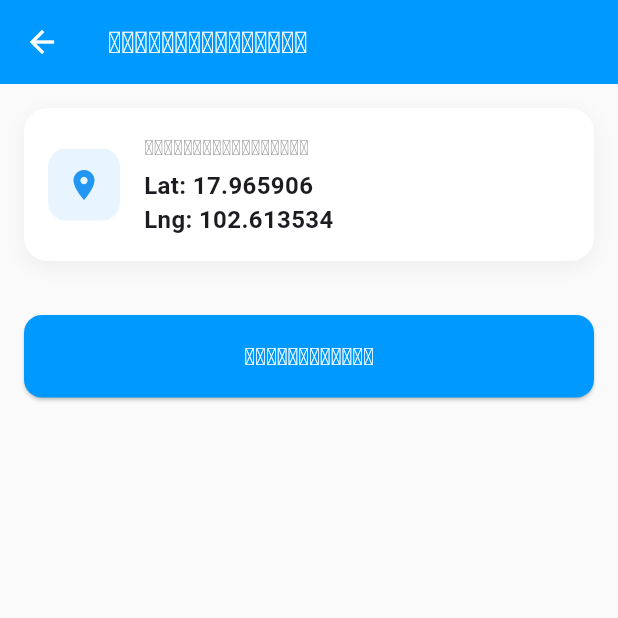
After one commit to anousanh/claim_Survey_new_app, a Flutter app: the screen it shows after launch, after a tap on "ແກ້ໄຂອຸບັດຕິເຫດ", on a phone screen of 412 x 824 dp, the top half of it. The commit adds this screen. Run offline on Flutter 3.47's test engine with Material 3 defaults, Android fonts, the phone set to English and light mode, and no system bars; our stand-ins replace geolocator.

Commit message:
add_task_screen_detail

```diff
--- a/lib/main.dart
+++ b/lib/main.dart
@@ -6,12 +6,12 @@ void main() {
 }
 
 class MyApp extends StatelessWidget {
-  const MyApp({Key? key}) : super(key: key);
+  const MyApp({super.key});
 
   @override
   Widget build(BuildContext context) {
     return MaterialApp(
-      title: 'Modern App',
+      title: 'Claim Survey App',
       debugShowCheckedModeBanner: false,
       theme: ThemeData(
         primaryColor: const Color(0xFF0099FF),
--- a/lib/screen/history.dart
+++ b/lib/screen/history.dart
@@ -1,7 +1,7 @@
 import 'package:flutter/material.dart';
 
 class HistoryScreen extends StatelessWidget {
-  const HistoryScreen({Key? key}) : super(key: key);
+  const HistoryScreen({super.key});
 
   @override
   Widget build(BuildContext context) {
--- a/lib/screen/mainscreen.dart
+++ b/lib/screen/mainscreen.dart
@@ -6,7 +6,7 @@ import 'task.dart';
 import 'users.dart';
 
 class MainScreen extends StatefulWidget {
-  const MainScreen({Key? key}) : super(key: key);
+  const MainScreen({super.key});
 
   @override
   State<MainScreen> createState() => _MainScreenState();
@@ -29,7 +29,7 @@ class _MainScreenState extends State<MainScreen> {
         backgroundColor: const Color(0xFF0099FF),
         elevation: 0,
         title: const Text(
-          'My App',
+          'Claim Survey',
           style: TextStyle(
             color: Colors.white,
             fontSize: 22,
--- a/lib/screen/preferences.dart
+++ b/lib/screen/preferences.dart
@@ -1,7 +1,7 @@
 import 'package:flutter/material.dart';
 
 class PreferencesScreen extends StatelessWidget {
-  const PreferencesScreen({Key? key}) : super(key: key);
+  const PreferencesScreen({super.key});
 
   @override
   Widget build(BuildContext context) {
--- a/lib/screen/task.dart
+++ b/lib/screen/task.dart
@@ -1,7 +1,8 @@
+import 'package:claim_survey_app/screen/task/TaskDetailScreen.dart';
 import 'package:flutter/material.dart';
 
 class TasksScreen extends StatelessWidget {
-  const TasksScreen({Key? key}) : super(key: key);
+  const TasksScreen({super.key});
 
   @override
   Widget build(BuildContext context) {
@@ -9,7 +10,7 @@ class TasksScreen extends StatelessWidget {
       padding: const EdgeInsets.all(16),
       children: [
         const Text(
-          'My Tasks',
+          'ໜ້າວຽກ',
           style: TextStyle(
             fontSize: 28,
             fontWeight: FontWeight.bold,
@@ -17,37 +18,16 @@ class TasksScreen extends StatelessWidget {
           ),
         ),
         const SizedBox(height: 20),
-        _buildTaskCard(
-          'Complete project documentation',
-          'Due today',
-          Colors.orange,
-          true,
-        ),
-        _buildTaskCard(
-          'Review pull requests',
-          'Due tomorrow',
-          Colors.blue,
-          false,
-        ),
-        _buildTaskCard(
-          'Team meeting preparation',
-          'Due in 3 days',
-          Colors.green,
-          false,
-        ),
-        _buildTaskCard(
-          'Update user interface',
-          'Due next week',
-          Colors.purple,
-          false,
-        ),
+        _buildTaskCard(context, 'ແກ້ໄຂອຸບັດຕິເຫດ', Colors.orange, true),
+        _buildTaskCard(context, 'ແກ້ໄຂຄະດີເພີມເຕີ່ມ', Colors.blue, false),
+        _buildTaskCard(context, 'ຄະດີໃໝ່', Colors.green, false),
       ],
     );
   }
 
   Widget _buildTaskCard(
+    BuildContext context,
     String title,
-    String subtitle,
     Color color,
     bool isUrgent,
   ) {
@@ -82,13 +62,6 @@ class TasksScreen extends StatelessWidget {
           title,
           style: const TextStyle(fontWeight: FontWeight.w600, fontSize: 16),
         ),
-        subtitle: Padding(
-          padding: const EdgeInsets.only(top: 4),
-          child: Text(
-            subtitle,
-            style: TextStyle(color: Colors.grey[600], fontSize: 13),
-          ),
-        ),
         trailing: isUrgent
             ? Container(
                 padding: const EdgeInsets.symmetric(
@@ -108,7 +81,23 @@ class TasksScreen extends StatelessWidget {
                   ),
                 ),
               )
-            : null,
+            : const Icon(Icons.arrow_forward_ios, size: 16),
+        onTap: () {
+          Navigator.push(
+            context,
+            MaterialPageRoute(
+              builder: (context) => TaskDetailScreen(
+                taskTitle: title,
+                assignedLat:
+                    17.9659061, // Replace with actual coordinates from your database
+                assignedLng:
+                    102.6135339, // Replace with actual coordinates from your database
+                taskId:
+                    'TASK001', // Replace with actual task ID from your database
+              ),
+            ),
+          );
+        },
       ),
     );
   }
--- /dev/null
+++ b/lib/screen/task/TaskDetailScreen.dart
@@ -0,0 +1,440 @@
+import 'package:flutter/material.dart';
+import 'package:geolocator/geolocator.dart';
+import 'package:url_launcher/url_launcher.dart';
+
+class TaskDetailScreen extends StatefulWidget {
+  final String taskTitle;
+  final double assignedLat;
+  final double assignedLng;
+  final String taskId;
+
+  const TaskDetailScreen({
+    super.key,
+    required this.taskTitle,
+    required this.assignedLat,
+    required this.assignedLng,
+    required this.taskId,
+  });
+
+  @override
+  State<TaskDetailScreen> createState() => _TaskDetailScreenState();
+}
+
+class _TaskDetailScreenState extends State<TaskDetailScreen> {
+  bool _isLoading = false;
+  bool _isCheckedIn = false;
+  Position? _currentPosition;
+  double? _distanceInKm;
+  String _statusMessage = '';
+
+  @override
+  void initState() {
+    super.initState();
+    _checkLocationPermission();
+  }
+
+  // Check and request location permissions
+  Future<void> _checkLocationPermission() async {
+    bool serviceEnabled;
+    LocationPermission permission;
+
+    serviceEnabled = await Geolocator.isLocationServiceEnabled();
+    if (!serviceEnabled) {
+      setState(() {
+        _statusMessage = 'ກະລຸນາເປີດ GPS';
+      });
+      return;
+    }
+
+    permission = await Geolocator.checkPermission();
+    if (permission == LocationPermission.denied) {
+      permission = await Geolocator.requestPermission();
+      if (permission == LocationPermission.denied) {
+        setState(() {
+          _statusMessage = 'ກະລຸນາອະນຸຍາດການເຂົ້າເຖິງສະຖານທີ່';
+        });
+        return;
+      }
+    }
+
+    if (permission == LocationPermission.deniedForever) {
+      setState(() {
+        _statusMessage = 'ກະລຸນາອະນຸຍາດການເຂົ້າເຖິງສະຖານທີ່ໃນການຕັ້ງຄ່າ';
+      });
+      return;
+    }
+  }
+
+  // Get current location
+  Future<Position?> _getCurrentLocation() async {
+    try {
+      Position position = await Geolocator.getCurrentPosition(
+        desiredAccuracy: LocationAccuracy.high,
+      );
+      return position;
+    } catch (e) {
+      setState(() {
+        _statusMessage = 'ບໍ່ສາມາດເອົາສະຖານທີ່ປັດຈຸບັນໄດ້: $e';
+      });
+      return null;
+    }
+  }
+
+  // Calculate distance between two coordinates
+  double _calculateDistance(
+    double lat1,
+    double lon1,
+    double lat2,
+    double lon2,
+  ) {
+    return Geolocator.distanceBetween(lat1, lon1, lat2, lon2) /
+        1000; // Convert to km
+  }
+
+  // Handle check-in
+  Future<void> _handleCheckIn() async {
+    setState(() {
+      _isLoading = true;
+      _statusMessage = 'ກຳລັງກວດສອບສະຖານທີ່...';
+    });
+
+    Position? position = await _getCurrentLocation();
+
+    if (position == null) {
+      setState(() {
+        _isLoading = false;
+      });
+      return;
+    }
+
+    double distance = _calculateDistance(
+      widget.assignedLat,
+      widget.assignedLng,
+      position.latitude,
+      position.longitude,
+    );
+
+    setState(() {
+      _currentPosition = position;
+      _distanceInKm = distance;
+      _isCheckedIn = true;
+      _isLoading = false;
+      _statusMessage = 'ເຂົ້າເຮັດວຽກສຳເລັດແລ້ວ!';
+    });
+
+    // TODO: Save to database
+    await _saveLocationToDatabase(position, distance);
+  }
+
+  // Save location to database (implement your backend call here)
+  Future<void> _saveLocationToDatabase(
+    Position position,
+    double distance,
+  ) async {
+    // Example: Send to your backend API
+    /*
+    final response = await http.post(
+      Uri.parse('YOUR_API_ENDPOINT'),
+      headers: {'Content-Type': 'application/json'},
+      body: jsonEncode({
+        'task_id': widget.taskId,
+        'adjuster_lat': position.latitude,
+        'adjuster_lng': position.longitude,
+        'distance_km': distance,
+        'timestamp': DateTime.now().toIso8601String(),
+      }),
+    );
+    */
+
+    // Simulate API call
+    await Future.delayed(const Duration(seconds: 1));
+    print('Location saved: ${position.latitude}, ${position.longitude}');
+    print('Distance: $distance km');
+  }
+
+  // Handle case acceptance
+  Future<void> _handleAcceptCase() async {
+    if (!_isCheckedIn || _currentPosition == null) {
+      ScaffoldMessenger.of(
+        context,
+      ).showSnackBar(const SnackBar(content: Text('ກະລຸນາເຂົ້າເຮັດວຽກກ່ອນ')));
+      return;
+    }
+
+    setState(() {
+      _isLoading = true;
+    });
+
+    // TODO: Update case status in database
+    await Future.delayed(const Duration(seconds: 1));
+
+    setState(() {
+      _isLoading = false;
+    });
+
+    if (mounted) {
+      ScaffoldMessenger.of(
+        context,
+      ).showSnackBar(const SnackBar(content: Text('ຍອມຮັບຄະດີສຳເລັດແລ້ວ!')));
+    }
+  }
+
+  // Open directions in maps app
+  Future<void> _openDirections() async {
+    if (_currentPosition == null) {
+      ScaffoldMessenger.of(
+        context,
+      ).showSnackBar(const SnackBar(content: Text('ກະລຸນາເຂົ້າເຮັດວຽກກ່ອນ')));
+      return;
+    }
+
+    // Google Maps URL with directions
+    final url = Uri.parse(
+      'https://www.google.com/maps/dir/?api=1'
+      '&origin=${_currentPosition!.latitude},${_currentPosition!.longitude}'
+      '&destination=${widget.assignedLat},${widget.assignedLng}'
+      '&travelmode=driving',
+    );
+
+    if (await canLaunchUrl(url)) {
+      await launchUrl(url, mode: LaunchMode.externalApplication);
+    } else {
+      if (mounted) {
+        ScaffoldMessenger.of(
+          context,
+        ).showSnackBar(const SnackBar(content: Text('ບໍ່ສາມາດເປີດແຜນທີ່ໄດ້')));
+      }
+    }
+  }
+
+  @override
+  Widget build(BuildContext context) {
+    return Scaffold(
+      appBar: AppBar(
+        backgroundColor: const Color(0xFF0099FF),
+        elevation: 0,
+        title: Text(
+          widget.taskTitle,
+          style: const TextStyle(
+            color: Colors.white,
+            fontSize: 20,
+            fontWeight: FontWeight.w600,
+          ),
+        ),
+        leading: IconButton(
+          icon: const Icon(Icons.arrow_back, color: Colors.white),
+          onPressed: () => Navigator.pop(context),
+        ),
+      ),
+      body: SingleChildScrollView(
+        padding: const EdgeInsets.all(16),
+        child: Column(
+          crossAxisAlignment: CrossAxisAlignment.stretch,
+          children: [
+            // Location Info Card
+            _buildInfoCard(
+              'ສະຖານທີ່ທີ່ມອບໝາຍ',
+              'Lat: ${widget.assignedLat.toStringAsFixed(6)}\n'
+                  'Lng: ${widget.assignedLng.toStringAsFixed(6)}',
+              Icons.location_on,
+              Colors.blue,
+            ),
+
+            const SizedBox(height: 12),
+
+            // Current Location Card (if checked in)
+            if (_isCheckedIn && _currentPosition != null)
+              _buildInfoCard(
+                'ສະຖານທີ່ປັດຈຸບັນ',
+                'Lat: ${_currentPosition!.latitude.toStringAsFixed(6)}\n'
+                    'Lng: ${_currentPosition!.longitude.toStringAsFixed(6)}',
+                Icons.my_location,
+                Colors.green,
+              ),
+
+            if (_isCheckedIn && _currentPosition != null)
+              const SizedBox(height: 12),
+
+            // Distance Card (if checked in)
+            if (_isCheckedIn && _distanceInKm != null)
+              _buildInfoCard(
+                'ໄລຍະຫ່າງ',
+                '${_distanceInKm!.toStringAsFixed(2)} ກິໂລແມັດ',
+                Icons.social_distance,
+                Colors.orange,
+              ),
+
+            if (_isCheckedIn && _distanceInKm != null)
+              const SizedBox(height: 12),
+
+            // Status Message
+            if (_statusMessage.isNotEmpty)
+              Container(
+                padding: const EdgeInsets.all(16),
+                decoration: BoxDecoration(
+                  color: _isCheckedIn ? Colors.green[50] : Colors.orange[50],
+                  borderRadius: BorderRadius.circular(12),
+                  border: Border.all(
+                    color: _isCheckedIn ? Colors.green : Colors.orange,
+                  ),
+                ),
+                child: Row(
+                  children: [
+                    Icon(
+                      _isCheckedIn ? Icons.check_circle : Icons.info,
+                      color: _isCheckedIn ? Colors.green : Colors.orange,
+                    ),
+                    const SizedBox(width: 12),
+                    Expanded(
+                      child: Text(
+                        _statusMessage,
+                        style: TextStyle(
+                          color: _isCheckedIn
+                              ? Colors.green[900]
+                              : Colors.orange[900],
+                          fontWeight: FontWeight.w500,
+                        ),
+                      ),
+                    ),
+                  ],
+                ),
+              ),
+
+            const SizedBox(height: 24),
+
+            // Check-In Button
+            if (!_isCheckedIn)
+              ElevatedButton(
+                onPressed: _isLoading ? null : _handleCheckIn,
+                style: ElevatedButton.styleFrom(
+                  backgroundColor: const Color(0xFF0099FF),
+                  padding: const EdgeInsets.symmetric(vertical: 16),
+                  shape: RoundedRectangleBorder(
+                    borderRadius: BorderRadius.circular(12),
+                  ),
+                ),
+                child: _isLoading
+                    ? const SizedBox(
+                        height: 20,
+                        width: 20,
+                        child: CircularProgressIndicator(
+                          color: Colors.white,
+                          strokeWidth: 2,
+                        ),
+                      )
+                    : const Text(
+                        'ເຂົ້າເຮັດວຽກ',
+                        style: TextStyle(
+                          fontSize: 16,
+                          fontWeight: FontWeight.bold,
+                          color: Colors.white,
+                        ),
+                      ),
+              ),
+
+            // Action Buttons (if checked in)
+            if (_isCheckedIn) ...[
+              ElevatedButton(
+                onPressed: _isLoading ? null : _handleAcceptCase,
+                style: ElevatedButton.styleFrom(
+                  backgroundColor: Colors.green,
+                  padding: const EdgeInsets.symmetric(vertical: 16),
+                  shape: RoundedRectangleBorder(
+                    borderRadius: BorderRadius.circular(12),
+                  ),
+                ),
+                child: const Text(
+                  'ຍອມຮັບຄະດີ',
+                  style: TextStyle(
+                    fontSize: 16,
+                    fontWeight: FontWeight.bold,
+                    color: Colors.white,
+                  ),
+                ),
+              ),
+              const SizedBox(height: 12),
+              OutlinedButton.icon(
+                onPressed: _openDirections,
+                style: OutlinedButton.styleFrom(
+                  padding: const EdgeInsets.symmetric(vertical: 16),
+                  side: const BorderSide(color: Color(0xFF0099FF)),
+                  shape: RoundedRectangleBorder(
+                    borderRadius: BorderRadius.circular(12),
+                  ),
+                ),
+                icon: const Icon(Icons.directions, color: Color(0xFF0099FF)),
+                label: const Text(
+                  'ເປີດເສັ້ນທາງນຳທາງ',
+                  style: TextStyle(
+                    fontSize: 16,
+                    fontWeight: FontWeight.bold,
+                    color: Color(0xFF0099FF),
+                  ),
+                ),
+              ),
+            ],
+          ],
+        ),
+      ),
+    );
+  }
+
+  Widget _buildInfoCard(
+    String title,
+    String content,
+    IconData icon,
+    Color color,
+  ) {
+    return Container(
+      padding: const EdgeInsets.all(16),
+      decoration: BoxDecoration(
+        color: Colors.white,
+        borderRadius: BorderRadius.circular(16),
+        boxShadow: [
+          BoxShadow(
+            color: Colors.black.withOpacity(0.05),
+            blurRadius: 10,
+            offset: const Offset(0, 4),
+          ),
+        ],
+      ),
+      child: Row(
+        children: [
+          Container(
+            width: 48,
+            height: 48,
+            decoration: BoxDecoration(
+              color: color.withOpacity(0.1),
+              borderRadius: BorderRadius.circular(12),
+            ),
+            child: Icon(icon, color: color, size: 24),
+          ),
+          const SizedBox(width: 16),
+          Expanded(
+            child: Column(
+              crossAxisAlignment: CrossAxisAlignment.start,
+              children: [
+                Text(
+                  title,
+                  style: const TextStyle(
+                    fontWeight: FontWeight.w600,
+                    fontSize: 14,
+                    color: Colors.grey,
+                  ),
+                ),
+                const SizedBox(height: 4),
+                Text(
+                  content,
+                  style: const TextStyle(
+                    fontWeight: FontWeight.w600,
+                    fontSize: 16,
+                  ),
+                ),
+              ],
+            ),
+          ),
+        ],
+      ),
+    );
+  }
+}
--- a/lib/screen/users.dart
+++ b/lib/screen/users.dart
@@ -1,7 +1,7 @@
 import 'package:flutter/material.dart';
 
 class UsersScreen extends StatelessWidget {
-  const UsersScreen({Key? key}) : super(key: key);
+  const UsersScreen({super.key});
 
   @override
   Widget build(BuildContext context) {
--- a/pubspec.yaml
+++ b/pubspec.yaml
@@ -28,6 +28,8 @@ environment:
 # the latest version available on pub.dev. To see which dependencies have newer
 # versions available, run `flutter pub outdated`.
 dependencies:
+  geolocator: ^11.0.0
+  url_launcher: ^6.2.5
   flutter:
     sdk: flutter
 
```
Also changed, not shown: lib/model/task_entity.dart (added, +8 -0 lines), pubspec.lock, 16 other files.
